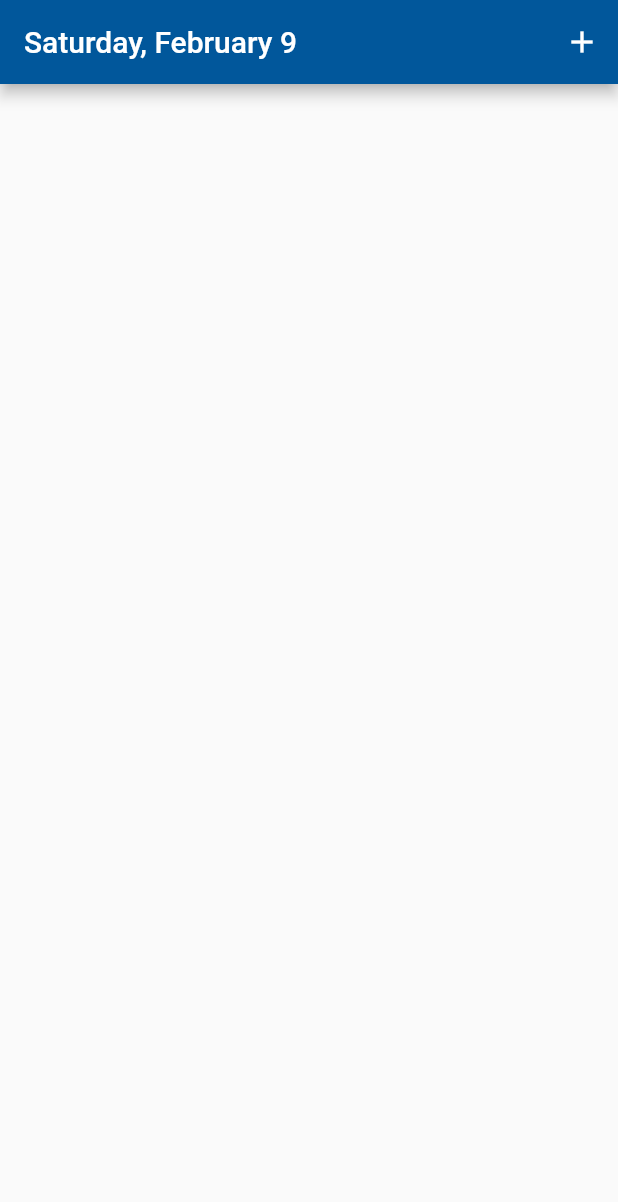
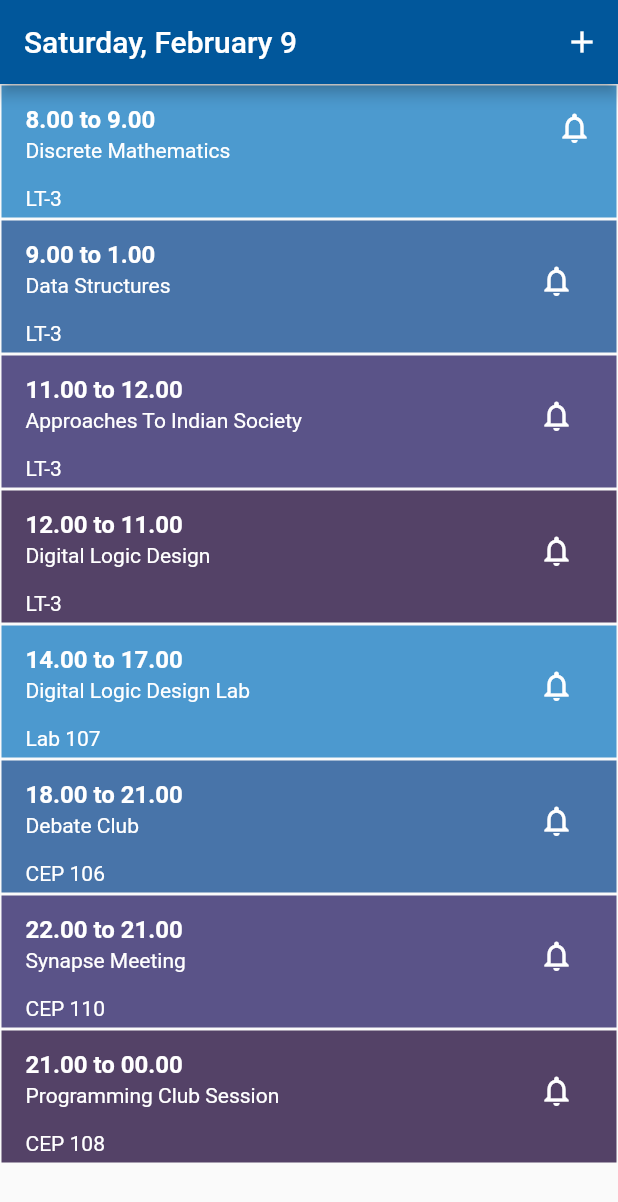
Before and after one commit to hmtj99/da_plan, a Flutter app: the screen it shows after launch, on a phone screen of 412 x 824 dp. Shown: the top 1202 px of the screen. Run offline on Flutter 3.47's test engine with Material 2 defaults, Android fonts, the phone set to English and light mode, and no system bars.

Commit message:
Added Basic Layout For Homepage List

```diff
--- a/lib/main.dart
+++ b/lib/main.dart
@@ -16,24 +16,143 @@ class MainApp extends StatelessWidget{
 }
 
 void calendarShow(){}
-
+void getNotification(){}
 class EventListState extends State<EventList>{
   String weekday = new DateFormat.EEEE().format(DateTime.now());
   String date = new DateFormat.MMMMd().format(DateTime.now());
+
   Widget build(BuildContext context){
     return Scaffold(
       appBar: new AppBar(
         title: Text(weekday + ", " + date),
         actions: <Widget>[
           new IconButton(
-            icon: Icon(Icons.add),
+            icon: const Icon(Icons.add),
             color: Colors.white,
             onPressed: calendarShow,
           )
         ],
       ),
+      body: ListView(
+          children: <Widget>[
+            Container(
+              color: Color(0xff4C9ACF),
+              margin: const EdgeInsets.all(1.0),
+              child: ListTile(
+              isThreeLine: true,
+              title: Text("8.00 to 9.00", style: TextStyle(fontWeight: FontWeight.bold, color: Colors.white)),
+              subtitle: Text("Discrete Mathematics\n\nLT-3", style: TextStyle(color: Colors.white),),
+              trailing: new Icon(
+                Icons.notifications_none,
+                color: Colors.white,
+               // onPressed: getNotification,
+              )
+              ),
+            ),
+            Container(
+              color: Color(0xff4874A9),
+              margin: const EdgeInsets.all(1.0),
+              child: ListTile(
+              isThreeLine: true,
+              title: Text("9.00 to 1.00", style: TextStyle(fontWeight: FontWeight.bold, color: Colors.white)),
+              subtitle: Text("Data Structures\n\nLT-3", style: TextStyle(color: Colors.white),),
+              trailing: new IconButton(
+                icon: Icon(Icons.notifications_none),
+                color: Colors.white,
+                onPressed: getNotification,
+              )
+              ),
+            ),
+            Container(
+              color: Color(0xff5A5388),
+              margin: const EdgeInsets.all(1.0),
+              child: ListTile(
+              isThreeLine: true,
+              title: Text("11.00 to 12.00", style: TextStyle(fontWeight: FontWeight.bold, color: Colors.white)),
+              subtitle: Text("Approaches To Indian Society\n\nLT-3", style: TextStyle(color: Colors.white),),
+              trailing: new IconButton(
+                icon: Icon(Icons.notifications_none),
+                color: Colors.white,
+                onPressed: getNotification,
+              )
+              ),
+            ),
+            Container(
+              color: Color(0xff544267),
+              margin: const EdgeInsets.all(1.0),
+              child: ListTile(
+              isThreeLine: true,
+              title: Text("12.00 to 11.00", style: TextStyle(fontWeight: FontWeight.bold, color: Colors.white)),
+              subtitle: Text("Digital Logic Design\n\nLT-3", style: TextStyle(color: Colors.white),),
+              trailing: new IconButton(
+                icon: Icon(Icons.notifications_none),
+                color: Colors.white,
+                onPressed: getNotification,
+              )
+              ),
+            ),
+            Container(
+              color: Color(0xff4C99CF),
+              margin: const EdgeInsets.all(1.0),
+              child: ListTile(
+              isThreeLine: true,
+              title: Text("14.00 to 17.00", style: TextStyle(fontWeight: FontWeight.bold, color: Colors.white)),
+              subtitle: Text("Digital Logic Design Lab\n\nLab 107", style: TextStyle(color: Colors.white),),
+              trailing: new IconButton(
+                icon: Icon(Icons.notifications_none),
+                color: Colors.white,
+                onPressed: getNotification,
+              )
+              ),
+            ),
+            Container(
+              color: Color(0xff4874A9),
+              margin: const EdgeInsets.all(1.0),
+              child: ListTile(
+              isThreeLine: true,
+              title: Text("18.00 to 21.00", style: TextStyle(fontWeight: FontWeight.bold, color: Colors.white)),
+              subtitle: Text("Debate Club\n\nCEP 106", style: TextStyle(color: Colors.white),),
+              trailing: new IconButton(
+                icon: Icon(Icons.notifications_none),
+                color: Colors.white,
+                onPressed: getNotification,
+              )
+              ),
+            ),
+            Container(
+              color: Color(0xff5A5388),
+              margin: const EdgeInsets.all(1.0),
+              child: ListTile(
+              isThreeLine: true,
+              title: Text("22.00 to 21.00", style: TextStyle(fontWeight: FontWeight.bold, color: Colors.white)),
+              subtitle: Text("Synapse Meeting\n\nCEP 110", style: TextStyle(color: Colors.white),),
+              trailing: new IconButton(
+                icon: Icon(Icons.notifications_none),
+                color: Colors.white,
+                onPressed: getNotification,
+              )
+              ),
+            ),
+            Container(
+              color: Color(0xff544267),
+              margin: const EdgeInsets.all(1.0),
+              child: ListTile(
+              isThreeLine: true,
+              title: Text("21.00 to 00.00", style: TextStyle(fontWeight: FontWeight.bold, color: Colors.white)),
+              subtitle: Text("Programming Club Session\n\nCEP 108", style: TextStyle(color: Colors.white),),
+              trailing: new IconButton(
+                icon: Icon(Icons.notifications_none),
+                color: Colors.white,
+                onPressed: getNotification,
+              )
+              ),
+            ),
+
+          ],
+        ),
     );
   }
+
 }
 
 
```
